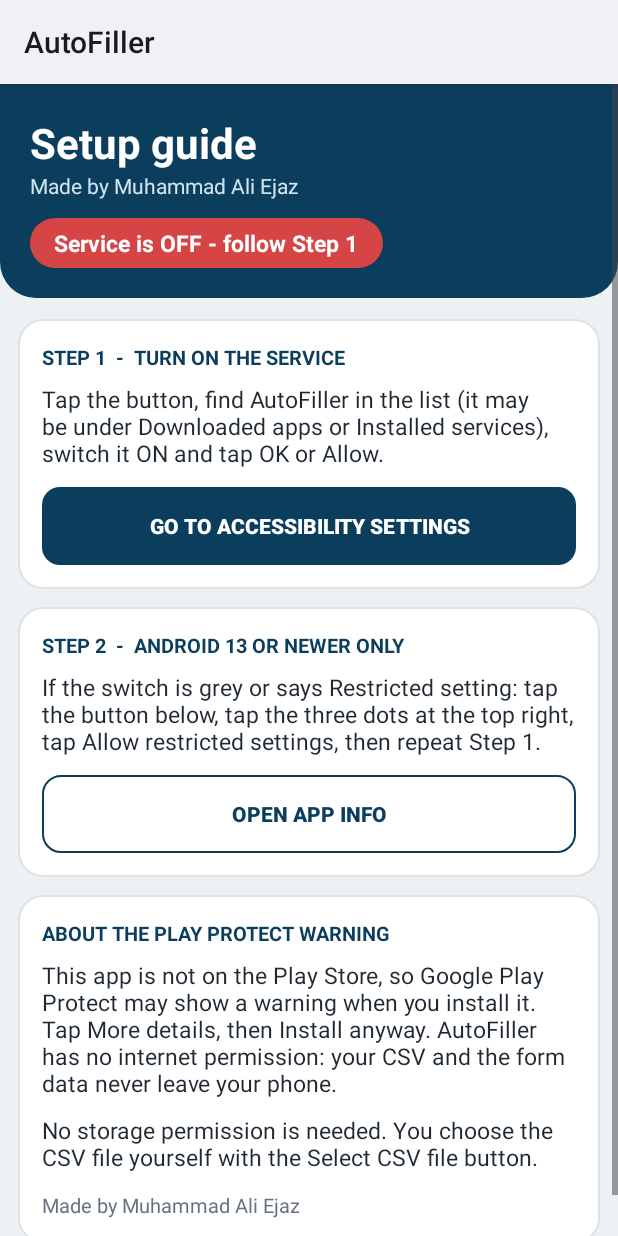
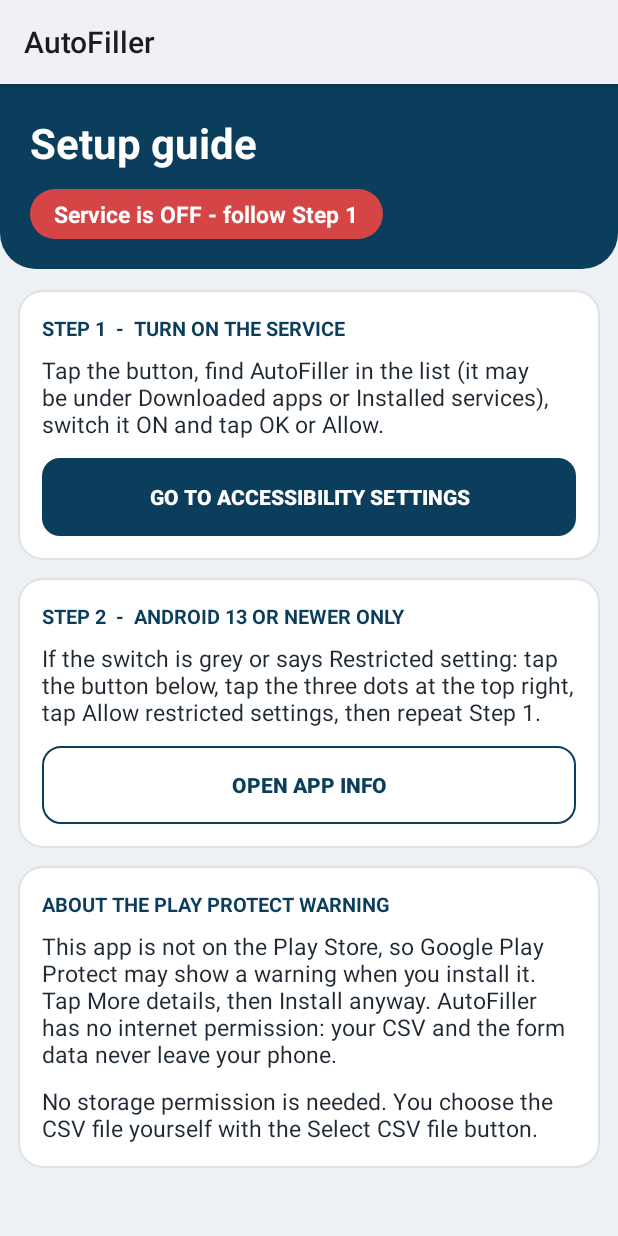
Before and after one commit to MuhammadAliEjaz1/AutoFill, an Android app: the SetupActivity screen opened directly, with no data from a screen before it, on a phone screen of 412 x 824 dp. Run offline under Robolectric (Android 15) with nearby library versions, the phone set to English and light mode, and no system bars.

Commit message:
Unpack project

```diff
--- a/app/src/main/res/layout/activity_main.xml
+++ b/app/src/main/res/layout/activity_main.xml
@@ -26,13 +26,6 @@
                 android:textColor="#FFFFFF"
                 android:textSize="30sp"
                 android:textStyle="bold" />
-
-            <TextView
-                android:layout_width="wrap_content"
-                android:layout_height="wrap_content"
-                android:text="@string/maker_line"
-                android:textColor="#CFE3F0"
-                android:textSize="14sp" />
 
             <TextView
                 android:id="@+id/btnSetup"
--- a/app/src/main/res/layout/activity_setup.xml
+++ b/app/src/main/res/layout/activity_setup.xml
@@ -24,13 +24,6 @@
                 android:textColor="#FFFFFF"
                 android:textSize="28sp"
                 android:textStyle="bold" />
-
-            <TextView
-                android:layout_width="wrap_content"
-                android:layout_height="wrap_content"
-                android:text="@string/maker_line"
-                android:textColor="#CFE3F0"
-                android:textSize="14sp" />
 
             <TextView
                 android:id="@+id/tvServiceState"
@@ -157,14 +150,6 @@
                 android:text="No storage permission is needed. You choose the CSV file yourself with the Select CSV file button."
                 android:textColor="@color/text_dark"
                 android:textSize="15sp" />
-
-            <TextView
-                android:layout_width="wrap_content"
-                android:layout_height="wrap_content"
-                android:layout_marginTop="12dp"
-                android:text="@string/maker_line"
-                android:textColor="@color/text_soft"
-                android:textSize="13sp" />
         </LinearLayout>
     </LinearLayout>
 </ScrollView>
--- a/app/src/main/res/values/strings.xml
+++ b/app/src/main/res/values/strings.xml
@@ -1,4 +1,3 @@
 <resources>
     <string name="service_description">AutoFiller fills forms automatically from a CSV file. Turn this on only while you use AutoFiller.</string>
-    <string name="maker_line">Made by Muhammad Ali Ejaz</string>
 </resources>
```
Also changed, not shown: 1 other file.
